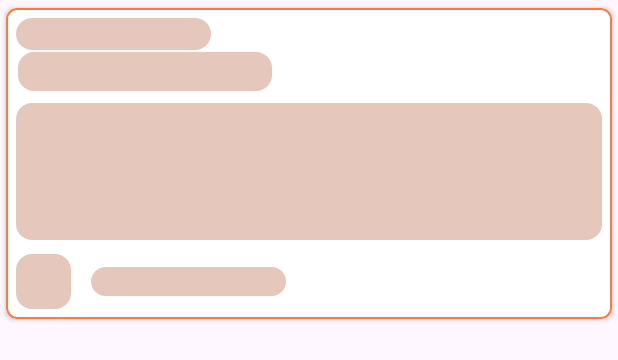
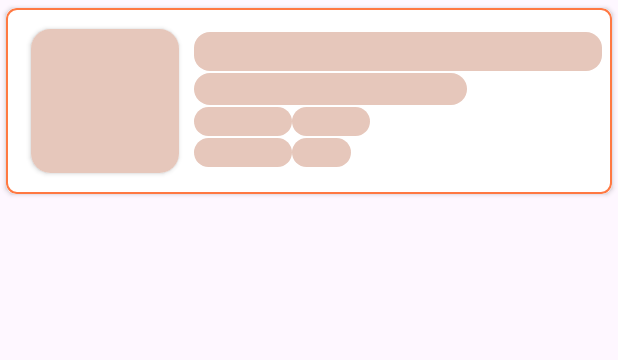
Before and after one commit to Viraj76/SwipeProductsAssignments, an Android app: the layout shimmer_products.xml on its own in the app's theme, with its tools: preview values and no code run, on a phone screen of 412 x 824 dp. Shown: the top 360 px of the screen. Run offline under Robolectric (Android 15) with nearby library versions, the phone set to English and light mode, and no system bars.

Commit message:
will show shimmer till products visible

```diff
--- a/app/src/main/res/layout/shimmer_products.xml
+++ b/app/src/main/res/layout/shimmer_products.xml
@@ -1,5 +1,6 @@
 <?xml version="1.0" encoding="utf-8"?>
 <androidx.cardview.widget.CardView xmlns:android="http://schemas.android.com/apk/res/android"
+    xmlns:tools="http://schemas.android.com/tools"
     android:layout_width="match_parent"
     android:layout_height="wrap_content"
     android:id="@+id/cvItemView"
@@ -11,72 +12,159 @@
     app:cardCornerRadius="@dimen/_5sdp"
     >
 
+    <androidx.constraintlayout.widget.ConstraintLayout
+        android:layout_width="match_parent"
+        android:layout_height="wrap_content"
+        >
+
+        <LinearLayout
+            android:id="@+id/ll"
+            android:layout_width="match_parent"
+            android:layout_height="wrap_content"
+            android:orientation="horizontal"
+            android:clickable="true"
+            android:focusable="true"
+            app:layout_constraintStart_toStartOf="parent"
+            app:layout_constraintEnd_toEndOf="parent"
+            app:layout_constraintTop_toTopOf="parent"
+            app:layout_constraintBottom_toBottomOf="parent"
+            android:background="@drawable/bg_products_border"
+            android:padding="@dimen/_5sdp"
+            >
+
+            <androidx.cardview.widget.CardView
+                android:id="@+id/cv"
+                android:layout_width="@dimen/_85sdp"
+                android:layout_height="@dimen/_85sdp"
+                app:cardCornerRadius="@dimen/_10sdp"
+                android:layout_marginHorizontal="@dimen/_3sdp"
+                android:elevation="@dimen/_2sdp"
+                app:cardUseCompatPadding="true"
+                >
+                <ImageView
+                    android:id="@+id/ivProduct"
+                    android:layout_width="match_parent"
+                    android:layout_height="match_parent"
+                    android:scaleType="centerCrop"
+                    android:background="@drawable/bg_shimmer" />
+            </androidx.cardview.widget.CardView>
+
             <LinearLayout
                 android:layout_width="match_parent"
                 android:layout_height="wrap_content"
                 android:orientation="vertical"
-        android:clickable="true"
-        android:focusable="true"
-        android:background="@drawable/bg_products_border"
-        android:padding="@dimen/_5sdp"
+                android:layout_gravity="center_vertical"
                 >
                 <TextView
-            android:id="@+id/tvChapterNumber"
-            android:layout_width="@dimen/_100sdp"
+                    android:id="@+id/tvProductName"
+                    android:layout_width="match_parent"
                     android:layout_height="wrap_content"
+                    android:maxLines="1"
+                    android:ellipsize="end"
                     android:background="@drawable/bg_shimmer"
                     android:textStyle="bold"
+                    android:textSize="@dimen/_15ssp"
+                    android:textColor="@color/black"
+                    tools:ignore="HardcodedText" />
+
+                <TextView
+                    android:id="@+id/tvProductPrice"
+                    android:layout_width="@dimen/_140sdp"
+                    android:layout_height="wrap_content"
+                    android:maxLines="1"
+                    android:background="@drawable/bg_shimmer"
+                    android:ellipsize="end"
+                    android:layout_marginVertical="@dimen/_1sdp"
+                    android:textStyle="bold"
                     android:textSize="@dimen/_12ssp"
-            android:textColor="@color/orange"
-            />
-        <TextView
-            android:id="@+id/tvChapterTitle"
-            android:layout_width="@dimen/_130sdp"
-            android:background="@drawable/bg_shimmer"
-            android:layout_margin="@dimen/_1sdp"
-            android:layout_height="wrap_content"
-            android:textColor="@color/black"
-            android:textStyle="bold"
-            android:textSize="@dimen/_15sdp"
-            />
-        <TextView
-            android:id="@+id/tvChapterDescription"
-            android:layout_width="match_parent"
-            android:layout_height="@dimen/_70sdp"
-            android:ellipsize="end"
-            android:background="@drawable/bg_shimmer"
-            android:maxLines="4"
-            android:textColor="#696969"
-            android:layout_marginTop="@dimen/_5sdp"
-            android:textSize="@dimen/_12sdp"
-            />
+                    android:textColor="@color/green"
+                    tools:ignore="HardcodedText" />
 
                 <LinearLayout
                     android:layout_width="match_parent"
                     android:layout_height="wrap_content"
                     android:orientation="horizontal"
-            android:layout_marginTop="@dimen/_7sdp"
                     >
-
-            <ImageView
-                android:layout_width="@dimen/_28sdp"
-                android:layout_height="@dimen/_28sdp"
+                    <TextView
+                        android:layout_height="wrap_content"
+                        android:layout_width="@dimen/_50sdp"
                         android:background="@drawable/bg_shimmer"
-                />
+                        android:maxLines="1"
+                        android:ellipsize="end"
+                        android:textStyle="bold"
+                        android:textSize="@dimen/_11sdp"
+                        android:textColor="@color/black"
+                        tools:ignore="HardcodedText" />
 
                     <TextView
-                android:id="@+id/tvVersesCount"
-                android:layout_width="@dimen/_100sdp"
+                        android:id="@+id/tvProductType"
                         android:layout_height="wrap_content"
+                        android:layout_width="@dimen/_40sdp"
                         android:background="@drawable/bg_shimmer"
-                android:layout_marginStart="@dimen/_10sdp"
-                android:layout_gravity="center"
+                        android:maxLines="1"
+                        android:ellipsize="end"
+                        android:textStyle="bold"
+                        android:textSize="@dimen/_11sdp"
                         android:textColor="@color/black"
-                />
+                        tools:ignore="HardcodedText" />
+                </LinearLayout>
 
-        </LinearLayout>
+                <LinearLayout
+                    android:layout_width="match_parent"
+                    android:layout_height="wrap_content"
+                    android:orientation="horizontal"
+                    android:layout_marginVertical="@dimen/_1sdp"
+
+                    >
+                    <TextView
+                        android:layout_height="wrap_content"
+                        android:layout_width="@dimen/_50sdp"
+                        android:background="@drawable/bg_shimmer"
+                        android:maxLines="1"
+                        android:ellipsize="end"
+                        android:textStyle="bold"
+                        android:textSize="@dimen/_11sdp"
+                        android:textColor="@color/black"
+                        tools:ignore="HardcodedText" />
+
+                    <TextView
+                        android:id="@+id/tvProductTax"
+                        android:layout_height="wrap_content"
+                        android:maxLines="1"
+                        android:layout_width="@dimen/_30sdp"
+                        android:background="@drawable/bg_shimmer"
+                        android:ellipsize="end"
+                        android:textStyle="bold"
+                        android:textSize="@dimen/_11sdp"
+                        android:textColor="@color/black"
+                        tools:ignore="HardcodedText" />
                 </LinearLayout>
 
 
 
+            </LinearLayout>
+
+
+            <!--            <TextView-->
+            <!--                android:id="@+id/tvVerse"-->
+            <!--                android:layout_width="match_parent"-->
+            <!--                android:layout_height="wrap_content"-->
+            <!--                android:text="Verses"-->
+            <!--                android:textStyle="bold"-->
+            <!--                android:layout_marginStart="@dimen/_3sdp"-->
+            <!--                android:layout_gravity="center"-->
+            <!--                android:textColor="@color/black"-->
+            <!--                />-->
+            <!--            -->
+
+        </LinearLayout>
+
+
+
+
+    </androidx.constraintlayout.widget.ConstraintLayout>
+
+
+
+
 </androidx.cardview.widget.CardView>
```
Lines whose indentation alone changed are shown as unchanged.
